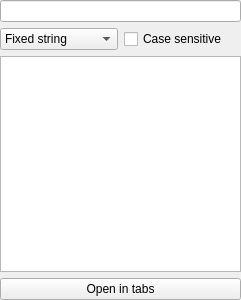
0xd34df00d/leechcraft, file src/plugins/poshuku/bookmarkswidget.ui: the form before one commit.
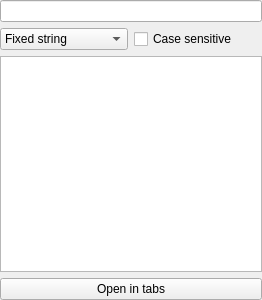
The form after the commit. Custom widgets are drawn as their Qt base class.

Commit message:
[Poshuku] Remove wildcard/regexp filtering
Nobody uses it anyway for bookmarks.

```diff
--- a/src/plugins/poshuku/bookmarkswidget.ui
+++ b/src/plugins/poshuku/bookmarkswidget.ui
@@ -6,7 +6,7 @@
    <rect>
     <x>0</x>
     <y>0</y>
-    <width>241</width>
+    <width>262</width>
     <height>300</height>
    </rect>
   </property>
```
Left out of the diff: 18 changed lines with no effect on the pictures. The commit also changes 1 other file.
